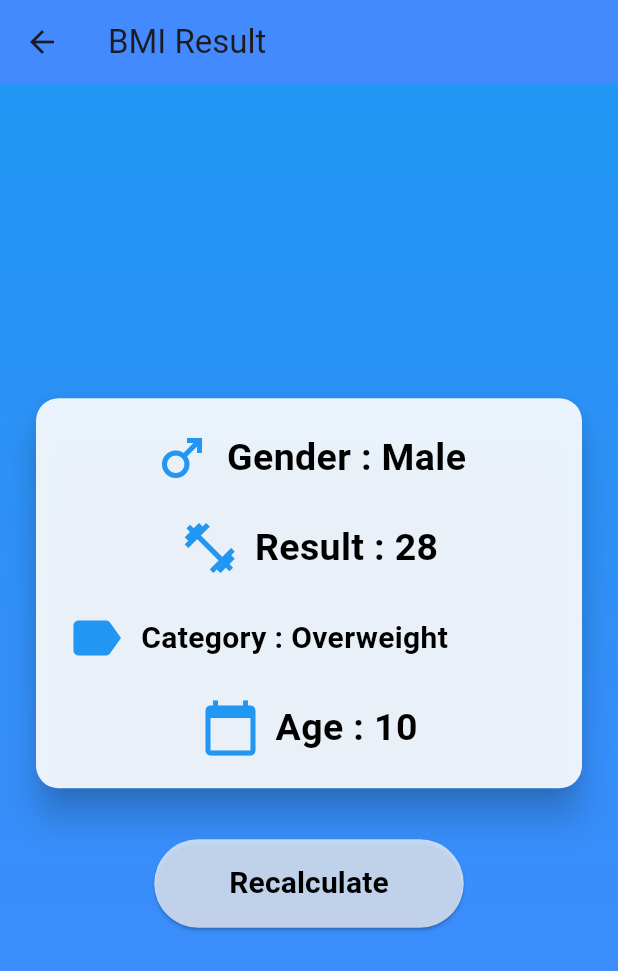
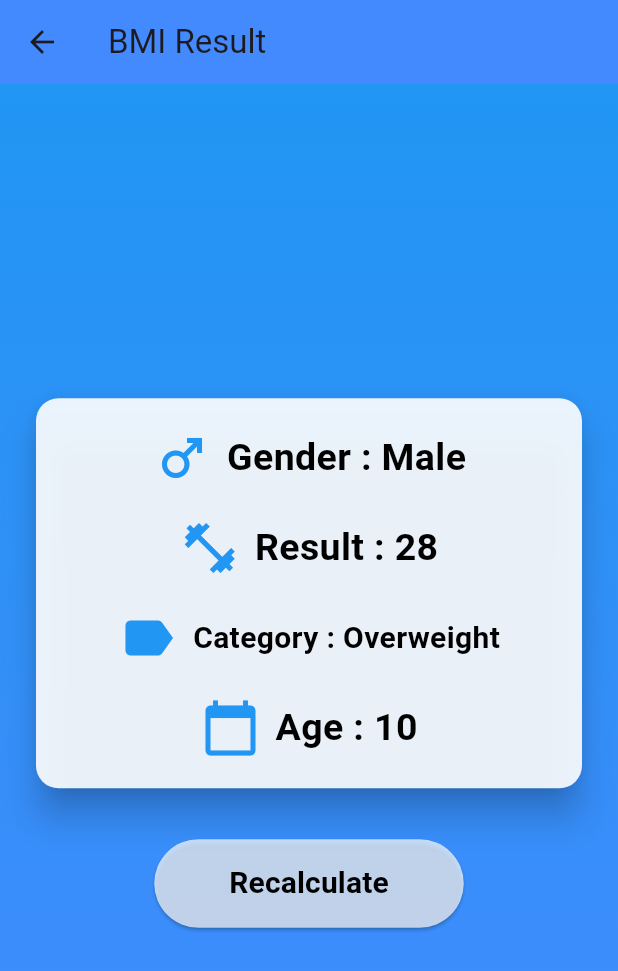
Before and after one commit to BeshoAsham/BMI_calculator, a Flutter app: the screen it shows after launch, after a tap on "CALCULATE", on a phone screen of 412 x 824 dp. Shown: the top 971 px of the screen. Run offline on Flutter 3.47's test engine with Material 3 defaults, Android fonts, the phone set to English and light mode, and no system bars.

Commit message:
updating category view

```diff
--- a/lib/bmi_result_screen.dart
+++ b/lib/bmi_result_screen.dart
@@ -87,9 +87,7 @@ class BmiResultScreen extends StatelessWidget {
                             children: [
                               Icon(Icons.label, size: 40, color: Colors.blue), // Icon for category
                               SizedBox(width: 10),
-                              // Using Expanded here to prevent overflow
-                              Expanded(
-                                child: Text(
+                              Text(
                                 "Category : $category", // Display category
                                 style: TextStyle(
                                   fontSize: 20.0, // Adjust font size if necessary
@@ -97,7 +95,6 @@ class BmiResultScreen extends StatelessWidget {
                                   color: Colors.black,
                                 ),
                                 softWrap: true, // Allow soft wrapping
-                                ),
                               ),
                             ],
                           ),
```
Lines whose indentation alone changed are shown as unchanged.
